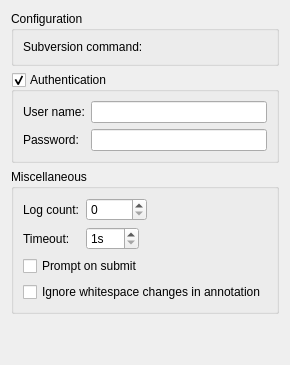
The window that src/plugins/subversion/settingspage.ui (qt-creator/qt-creator) describes before a commit, drawn with Qt 5.
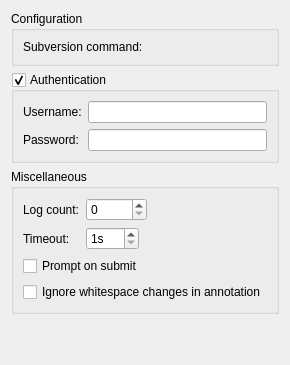
The same window after the commit. Custom widgets are drawn as their Qt base class.

What changed in the file:
```diff
--- a/src/plugins/subversion/settingspage.ui
+++ b/src/plugins/subversion/settingspage.ui
@@ -34,7 +34,7 @@
       <item row="0" column="0">
        <widget class="QLabel" name="usernameLabel">
         <property name="text">
-         <string>User name:</string>
+         <string>Username:</string>
         </property>
        </widget>
       </item>
```
